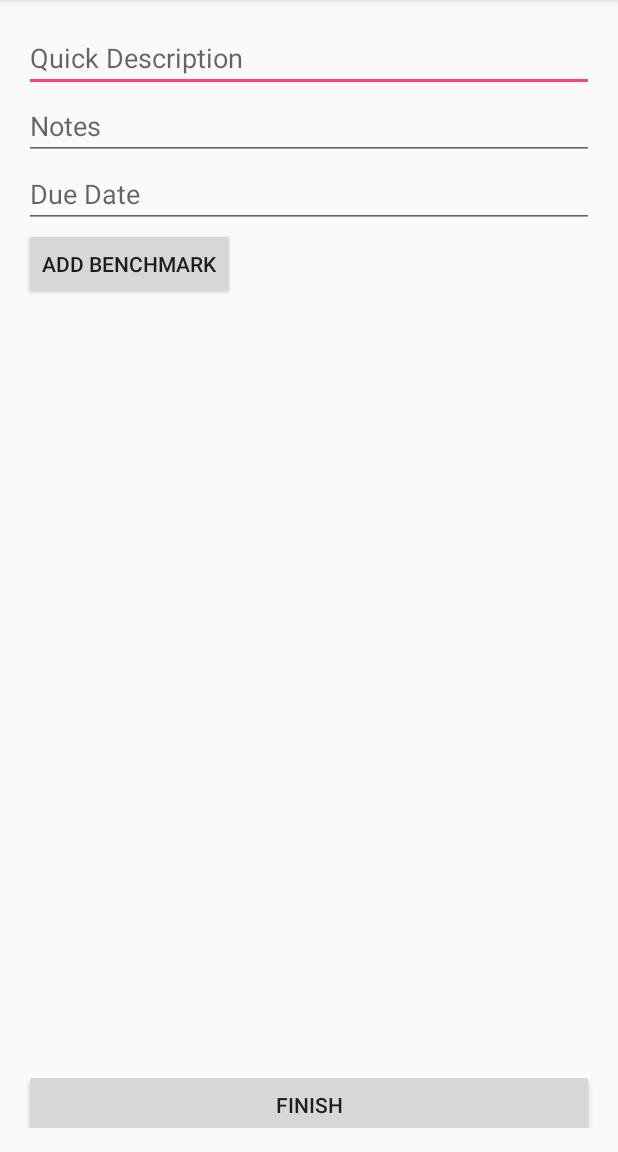
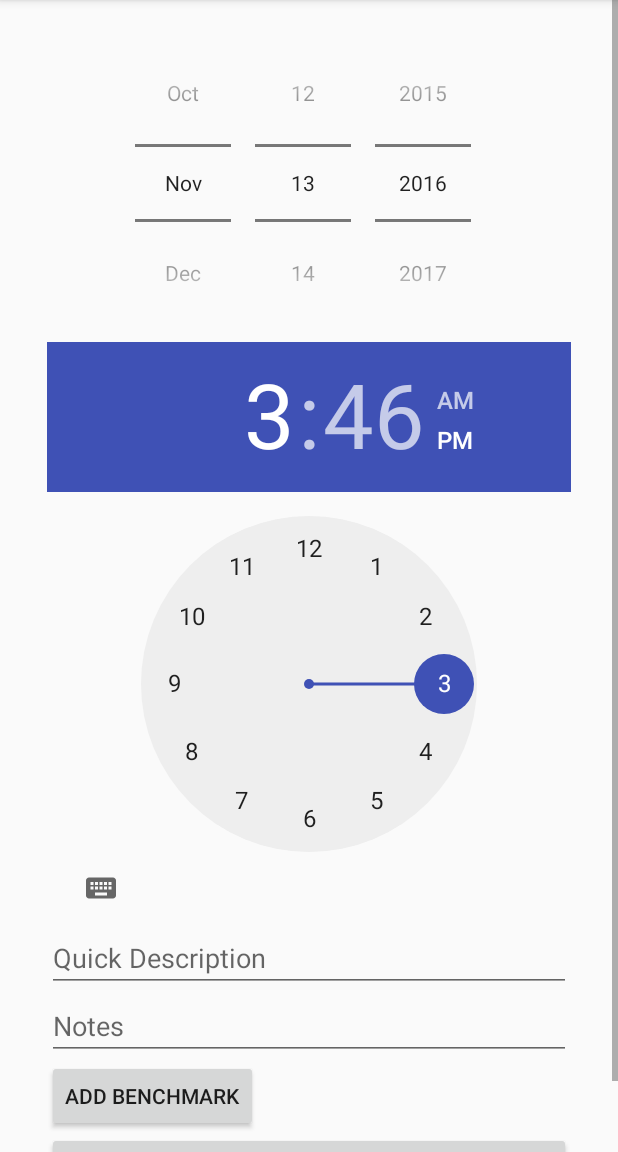
Before and after one commit to kirkp1ia/EduTrack, an Android app: the screen it shows after launch (AddDeadline before the commit, ActivityAddDeadline after it), after a tap on an icon or button, on a phone screen of 412 x 824 dp, the part 84-1236 px from its top. Run offline under Robolectric (Android 15) with nearby library versions, the light colour scheme and no system bars.

Commit message:
Adding benchmarks and deadlines work.

```diff
--- a/app/build.gradle
+++ b/app/build.gradle
@@ -5,7 +5,7 @@ android {
     buildToolsVersion "24.0.2"
     defaultConfig {
         applicationId "edu.cmich.kirkp1ia.cps596.edutrack"
-        minSdkVersion 21
+        minSdkVersion 23
         targetSdkVersion 24
         versionCode 1
         versionName "1.0"
--- a/app/src/main/AndroidManifest.xml
+++ b/app/src/main/AndroidManifest.xml
@@ -8,14 +8,15 @@
         android:label="@string/app_name"
         android:supportsRtl="true"
         android:theme="@style/AppTheme">
-        <activity android:name=".DeadlineIndexActivity">
+        <activity android:name=".ActivityDeadlineIndex">
             <intent-filter>
                 <action android:name="android.intent.action.MAIN" />
 
                 <category android:name="android.intent.category.LAUNCHER" />
             </intent-filter>
         </activity>
-        <activity android:name=".AddDeadline" />
+        <activity android:name=".ActivityAddDeadline" />
+        <activity android:name=".ActivityAddBenchmark"></activity>
     </application>
 
 </manifest>
--- /dev/null
+++ b/app/src/main/java/edu/cmich/kirkp1ia/cps596/edutrack/ActivityAddDeadline.java
@@ -0,0 +1,130 @@
+package edu.cmich.kirkp1ia.cps596.edutrack;
+
+import android.content.Intent;
+import android.os.Bundle;
+import android.support.v7.app.AppCompatActivity;
+import android.util.Log;
+import android.view.MotionEvent;
+import android.view.View;
+import android.widget.ArrayAdapter;
+import android.widget.DatePicker;
+import android.widget.EditText;
+import android.widget.ListView;
+import android.widget.ScrollView;
+import android.widget.TimePicker;
+
+import java.io.FileNotFoundException;
+import java.io.IOException;
+import java.util.ArrayList;
+import java.util.Calendar;
+
+import edu.cmich.kirkp1ia.cps596.edutrack.core.BenchMark;
+import edu.cmich.kirkp1ia.cps596.edutrack.core.Deadline;
+
+public class ActivityAddDeadline extends AppCompatActivity {
+
+    private final String TAG = "Deadline Add";
+
+    // Each array list in this list is a pairing of name, deadlinePicker EditText inputs.//
+    private ArrayList<BenchMark> benchmarksToAdd = new ArrayList<BenchMark>();
+    private ArrayAdapter<BenchMark> benchmarkAdapter;
+
+    @Override
+    protected void onCreate(Bundle savedInstanceState) {
+        super.onCreate(savedInstanceState);
+        setContentView(R.layout.activity_add_deadline);
+
+        this.refreshUI();
+    }
+
+    private void refreshUI() {
+        this.benchmarkAdapter = new ArrayAdapter<BenchMark>(this, R.layout.listview_item_benchmark, this.benchmarksToAdd);
+        ListView benchmarkView = (ListView) this.findViewById(R.id.view_benchmarks);
+        benchmarkView.setAdapter(this.benchmarkAdapter);
+
+        final ScrollView parentScrollView = (ScrollView) findViewById(R.id.rootView);
+        final ScrollView childScrollView = (ScrollView) findViewById(R.id.benchmark_scroll_view);
+
+        parentScrollView.setOnTouchListener(new View.OnTouchListener() {
+            public boolean onTouch(View p_v, MotionEvent p_event) {
+                childScrollView.getParent().requestDisallowInterceptTouchEvent(
+                        false);
+                // We will have to follow above for all scrollable contents
+                return false;
+            }
+        });
+        childScrollView.setOnTouchListener(new View.OnTouchListener() {
+            public boolean onTouch(View p_v, MotionEvent p_event) {
+                // this will disallow the touch request for parent scroll on
+                // touch of child view
+                p_v.getParent().requestDisallowInterceptTouchEvent(true);
+                return false;
+            }
+        });
+        benchmarkView.setOnTouchListener(new View.OnTouchListener() {
+            public boolean onTouch(View p_v, MotionEvent p_event) {
+                // this will disallow the touch request for parent scroll on
+                // touch of child view
+                p_v.getParent().requestDisallowInterceptTouchEvent(true);
+                return false;
+            }
+        });
+    }
+
+    @Override
+    protected void onActivityResult(int requestCode, int resultCode, Intent data) {
+
+        if (requestCode == ActivityAddBenchmark.REQUEST_NEW_BENCHMARK) {
+            if (resultCode == RESULT_OK) {
+                Log.d(TAG, data.getExtras().getString("description"));
+                this.benchmarksToAdd.add(new BenchMark(data.getExtras().getString("description"),
+                        data.getExtras().getIntArray("date/time")));
+                Log.d(TAG, data.getExtras().getString("description") + " - adding to list with " + (this.benchmarksToAdd.size() - 1) + " items in it.");
+                this.refreshUI();
+            }
+        }
+    }
+
+    public Calendar getInputDeadline() {
+        DatePicker deadlinePicker = (DatePicker) this.findViewById(R.id.deadline_date_picker);
+        TimePicker deadlineTimePicker = (TimePicker) this.findViewById(R.id.deadline_time_picker);
+
+        int day = deadlinePicker.getDayOfMonth();
+        int month = deadlinePicker.getMonth();
+        int year = deadlinePicker.getYear();
+
+        int hour = deadlineTimePicker.getHour();
+        int minute = deadlineTimePicker.getMinute();
+
+        Calendar deadlineCal = Calendar.getInstance();
+        deadlineCal.set(year, month, day, hour, minute);
+
+        return deadlineCal;
+    }
+
+    public void addBenchmarkPressed(View v) {
+        Log.d(this.TAG, "New Benchmark");
+
+        Intent addBenchmarkIntent = new Intent(this, ActivityAddBenchmark.class);
+        this.startActivityForResult(addBenchmarkIntent, ActivityAddBenchmark.REQUEST_NEW_BENCHMARK);
+    }
+
+    public void finishPressed(View v) {
+        Calendar deadline = this.getInputDeadline();
+        String desc = ((EditText) this.findViewById(R.id.input_deadline_desc)).getText().toString();
+        String notes = ((EditText) this.findViewById(R.id.input_deadline_notes)).getText().toString();
+
+        try {
+            Deadline deadlineObj = new Deadline(this.getApplicationContext(), deadline, notes, desc);
+            deadlineObj.addBenchMarks(this.benchmarksToAdd);
+            deadlineObj.save(this.getApplicationContext());
+        } catch (FileNotFoundException e) {
+            e.printStackTrace();
+        } catch (IOException e) {
+            e.printStackTrace();
+        }
+
+        Intent indexIntent = new Intent(this, ActivityDeadlineIndex.class);
+        this.startActivity(indexIntent);
+    }
+}
--- a/app/src/main/java/edu/cmich/kirkp1ia/cps596/edutrack/DeadlineIndexActivity.java
+++ b/app/src/main/java/edu/cmich/kirkp1ia/cps596/edutrack/ActivityDeadlineIndex.java
@@ -8,12 +8,9 @@ import android.support.v7.app.AppCompatActivity;
 import android.util.Log;
 import android.view.View;
 
-import java.io.FileNotFoundException;
 import java.io.IOException;
 
-import edu.cmich.kirkp1ia.cps596.edutrack.core.Deadline;
-
-public class DeadlineIndexActivity extends AppCompatActivity {
+public class ActivityDeadlineIndex extends AppCompatActivity {
 
     public final static String TAG = "Deadline Index";
 
@@ -35,24 +32,10 @@ public class DeadlineIndexActivity extends AppCompatActivity {
                 e.printStackTrace();
             }
         }
-
-        try {
-            Deadline d = new Deadline(this, "2/26/1996 3:12 pm", "Test notes", "Test description");
-            d.addBenchMark("Test benchark", "2/20/1996 3:00 pm");
-            d.save(this);
-            Log.d(TAG, "Created");
-
-            Deadline d2 = new Deadline(this, 1);
-            Log.d(TAG, d2.toString());
-        } catch (FileNotFoundException e) {
-            e.printStackTrace();
-        } catch (IOException e) {
-            e.printStackTrace();
-        }
     }
 
     public void addDeadlinePressed(View v) {
-        Intent addDeadlineIntent = new Intent(this, AddDeadline.class);
+        Intent addDeadlineIntent = new Intent(this, ActivityAddDeadline.class);
         this.startActivity(addDeadlineIntent);
     }
 }
--- a/app/src/main/java/edu/cmich/kirkp1ia/cps596/edutrack/core/BenchMark.java
+++ b/app/src/main/java/edu/cmich/kirkp1ia/cps596/edutrack/core/BenchMark.java
@@ -1,6 +1,4 @@
 package edu.cmich.kirkp1ia.cps596.edutrack.core;
-
-import android.util.Log;
 
 import java.util.Calendar;
 
@@ -32,7 +30,7 @@ public class BenchMark {
 
     private Calendar deadline;
 
-    public BenchMark(String description, String deadline) {
+    public BenchMark(String description, int[] deadline) {
         this.description = description;
         this.setDeadline(deadline);
     }
@@ -43,27 +41,12 @@ public class BenchMark {
         this.deadline.setTimeInMillis(deadline);
     }
 
-    private void setDeadline(String deadline) {
-        String date = deadline.split(" ")[0];
-        String time = deadline.split(" ")[1];
-        String am_pm = deadline.split(" ")[2];
+    private void setDeadline(int[] deadline) {
+        this.deadline = Calendar.getInstance();
+        this.deadline.set(deadline[0], deadline[1], deadline[2], deadline[3], deadline[4]);
+    }
 
-        Log.d(TAG, date);
-        Log.d(TAG, time);
-        Log.d(TAG, am_pm);
-
-        int m = Integer.valueOf(date.split("/")[0]) - 1;
-        int d = Integer.valueOf(date.split("/")[1]);
-        int y = Integer.valueOf(date.split("/")[2]);
-
-        int hour = Integer.valueOf(time.split(":")[0]);
-        int minute = Integer.valueOf(time.split(":")[1]);
-
-        if ("pm,p.m.,Pm,P.m.,pM,p.M.,PM,P.M.".contains(am_pm)) {
-            hour = hour + 12;
-        }
-
-        this.deadline = Calendar.getInstance();
-        this.deadline.set(y, m, d, hour, minute);
+    public String toString() {
+        return this.deadline.getTime().toString() + " - " + this.description;
     }
 }
--- a/app/src/main/java/edu/cmich/kirkp1ia/cps596/edutrack/core/Deadline.java
+++ b/app/src/main/java/edu/cmich/kirkp1ia/cps596/edutrack/core/Deadline.java
@@ -40,7 +40,7 @@ public class Deadline {
      * @param date
      * @throws FileNotFoundException
      */
-    public Deadline(Context context, String date, String notes, String description) throws FileNotFoundException {
+    public Deadline(Context context, Calendar date, String notes, String description) throws FileNotFoundException {
 
         this.id = this.getNextId(context);
         this.location = context.getResources().getString(R.string.path__deadline_storage) + this.id + "." + FILE_EXTENSION;
@@ -48,7 +48,7 @@ public class Deadline {
         this.description = description;
         this.notes = notes;
 
-        this.setDeadline(date);
+        this.deadline = date;
     }
 
     /**
@@ -85,8 +85,16 @@ public class Deadline {
         }
     }
 
-    public void addBenchMark(String description, String deadline) {
+    public void addBenchMark(String description, int[] deadline) {
         this.benchmarks.add(new BenchMark(description, deadline));
+    }
+
+    public void addBenchMark(BenchMark benchMark) {
+        this.benchmarks.add(benchMark);
+    }
+
+    public void addBenchMarks(ArrayList<BenchMark> benchmarks) {
+        this.benchmarks.addAll(benchmarks);
     }
 
     private void readBenchmarks(JSONObject deadlineObj) {
@@ -107,30 +115,6 @@ public class Deadline {
         } catch (JSONException e) {
             e.printStackTrace();
         }
-    }
-
-    private void setDeadline(String deadline) {
-        String date = deadline.split(" ")[0];
-        String time = deadline.split(" ")[1];
-        String am_pm = deadline.split(" ")[2];
-
-        Log.d(TAG, date);
-        Log.d(TAG, time);
-        Log.d(TAG, am_pm);
-
-        int m = Integer.valueOf(date.split("/")[0]) - 1;
-        int d = Integer.valueOf(date.split("/")[1]);
-        int y = Integer.valueOf(date.split("/")[2]);
-
-        int hour = Integer.valueOf(time.split(":")[0]);
-        int minute = Integer.valueOf(time.split(":")[1]);
-
-        if ("pm,p.m.,Pm,P.m.,pM,p.M.,PM,P.M.".contains(am_pm)) {
-            hour = hour + 12;
-        }
-
-        this.deadline = Calendar.getInstance();
-        this.deadline.set(y, m, d, hour, minute);
     }
 
     private int getNextId(Context context) throws FileNotFoundException {
--- a/app/src/main/res/layout/activity_add_deadline.xml
+++ b/app/src/main/res/layout/activity_add_deadline.xml
@@ -1,7 +1,14 @@
 <?xml version="1.0" encoding="utf-8"?>
-<RelativeLayout xmlns:android="http://schemas.android.com/apk/res/android"
-    xmlns:app=" "
+<ScrollView xmlns:android="http://schemas.android.com/apk/res/android"
     xmlns:tools="http://schemas.android.com/tools"
+    android:layout_width="fill_parent"
+    android:layout_height="fill_parent"
+    android:paddingLeft="15dp"
+    android:paddingRight="15dp"
+    android:scrollbarStyle="outsideOverlay"
+    android:id="@+id/rootView">
+
+    <RelativeLayout
         android:id="@+id/activity_add_deadline"
         android:layout_width="match_parent"
         android:layout_height="match_parent"
@@ -9,21 +16,39 @@
         android:paddingLeft="@dimen/activity_horizontal_margin"
         android:paddingRight="@dimen/activity_horizontal_margin"
         android:paddingTop="@dimen/activity_vertical_margin"
-    tools:context="edu.cmich.kirkp1ia.cps596.edutrack.AddDeadline">
+        tools:context="edu.cmich.kirkp1ia.cps596.edutrack.ActivityAddDeadline">
 
         <LinearLayout
             android:orientation="vertical"
             android:layout_width="match_parent"
             android:layout_height="match_parent"
-        android:layout_centerVertical="true"
-        android:layout_centerHorizontal="true"
-        android:weightSum="1">
+            android:weightSum="1"
+            android:layout_alignParentTop="true"
+            android:layout_alignParentStart="true">
+
+            <DatePicker
+                android:layout_width="match_parent"
+                android:layout_height="wrap_content"
+                android:id="@+id/deadline_date_picker"
+                android:headerBackground="?attr/colorPrimary"
+                android:calendarTextColor="@color/colorPrimaryDark"
+                android:datePickerMode="spinner"
+                android:spinnersShown="true"
+                android:calendarViewShown="false" />
+
+            <TimePicker
+                android:layout_width="match_parent"
+                android:layout_height="wrap_content"
+                android:numbersSelectorColor="?attr/colorPrimary"
+                android:headerBackground="?attr/colorPrimary"
+                android:id="@+id/deadline_time_picker"
+                android:nestedScrollingEnabled="true" />
 
             <EditText
                 android:layout_width="match_parent"
                 android:layout_height="wrap_content"
                 android:ems="10"
-            android:id="@+id/editText"
+                android:id="@+id/input_deadline_desc"
                 android:hint="Quick Description"
                 android:inputType="textPersonName" />
 
@@ -32,17 +57,8 @@
                 android:layout_height="wrap_content"
                 android:inputType="textMultiLine"
                 android:ems="10"
-            android:id="@+id/editText2"
-            android:hint="Notes"
-            android:singleLine="false" />
-
-        <EditText
-            android:layout_width="match_parent"
-            android:layout_height="wrap_content"
-            android:inputType="date"
-            android:ems="10"
-            android:id="@+id/editText3"
-            android:hint="Due Date" />
+                android:id="@+id/input_deadline_notes"
+                android:hint="Notes" />
 
             <Button
                 android:text="Add Benchmark"
@@ -53,14 +69,17 @@
                 style="@style/Widget.AppCompat.Button.Small"
                 android:onClick="addBenchmarkPressed" />
 
-        <LinearLayout
-            android:orientation="vertical"
+            <ScrollView
                 android:layout_width="match_parent"
-            android:layout_height="66dp"
+                android:id="@+id/benchmark_scroll_view"
+                android:layout_height="wrap_content">
+
+                <ListView
+                    android:layout_width="match_parent"
+                    android:layout_height="wrap_content"
                     android:id="@+id/view_benchmarks"
-            android:layout_weight="1.02">
-
-        </LinearLayout>
+                    android:nestedScrollingEnabled="true" />
+            </ScrollView>
 
             <Button
                 android:text="Finish"
@@ -70,3 +89,5 @@
                 android:onClick="finishPressed" />
         </LinearLayout>
     </RelativeLayout>
+
+</ScrollView>
--- a/app/src/main/res/layout/activity_deadline_index.xml
+++ b/app/src/main/res/layout/activity_deadline_index.xml
@@ -10,7 +10,7 @@
     android:paddingRight="0dp"
     android:paddingTop="0dp"
     android:paddingBottom="0dp"
-    tools:context="edu.cmich.kirkp1ia.cps596.edutrack.DeadlineIndexActivity">
+    tools:context="edu.cmich.kirkp1ia.cps596.edutrack.ActivityDeadlineIndex">
 
     <LinearLayout
         android:orientation="vertical"
```
Also changed, not shown: app/src/main/java/edu/cmich/kirkp1ia/cps596/edutrack/ActivityAddBenchmark.java (added, +53 -0 lines), app/src/main/java/edu/cmich/kirkp1ia/cps596/edutrack/AddDeadline.java (deleted, +0 -69 lines), app/src/main/res/layout/activity_add_benchmark.xml (added, +51 -0 lines), app/src/main/res/layout/listview_item_benchmark.xml (added, +10 -0 lines). Lines whose indentation alone changed are shown as unchanged.
